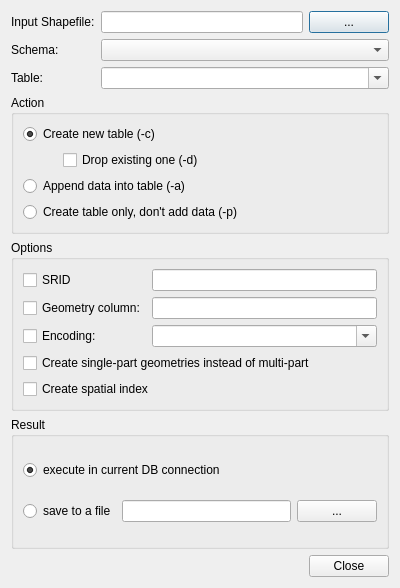
Before: the Qt Designer form ui/DlgLoadData.ui in wonder-sk/postgis_manager, drawn with Qt 5.
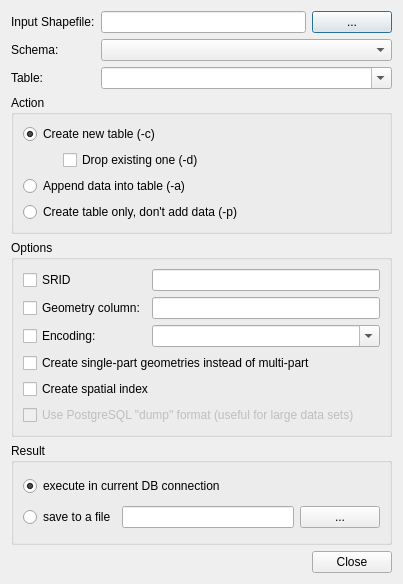
After: the same form once the commit is applied.

```diff
--- a/ui/DlgLoadData.ui
+++ b/ui/DlgLoadData.ui
@@ -1,12 +1,12 @@
 <ui version="4.0" >
  <class>DlgLoadData</class>
- <widget class="QDialog" name="DlgLoadData" >
-  <property name="geometry" >
+ <widget class="QDialog" name="DlgLoadData">
+  <property name="geometry">
    <rect>
     <x>0</x>
     <y>0</y>
-    <width>400</width>
-    <height>588</height>
+    <width>403</width>
+    <height>584</height>
    </rect>
   </property>
   <property name="windowTitle" >
@@ -172,6 +172,16 @@
         </property>
        </widget>
       </item>
+      <item row="5" column="0" colspan="2">
+       <widget class="QCheckBox" name="chkDumpFormat">
+        <property name="enabled">
+         <bool>false</bool>
+        </property>
+        <property name="text">
+         <string>Use PostgreSQL &quot;dump&quot; format (useful for large data sets)</string>
+        </property>
+       </widget>
+      </item>
      </layout>
     </widget>
    </item>
```
Left out of the diff: 167 changed lines with no effect on the pictures.
